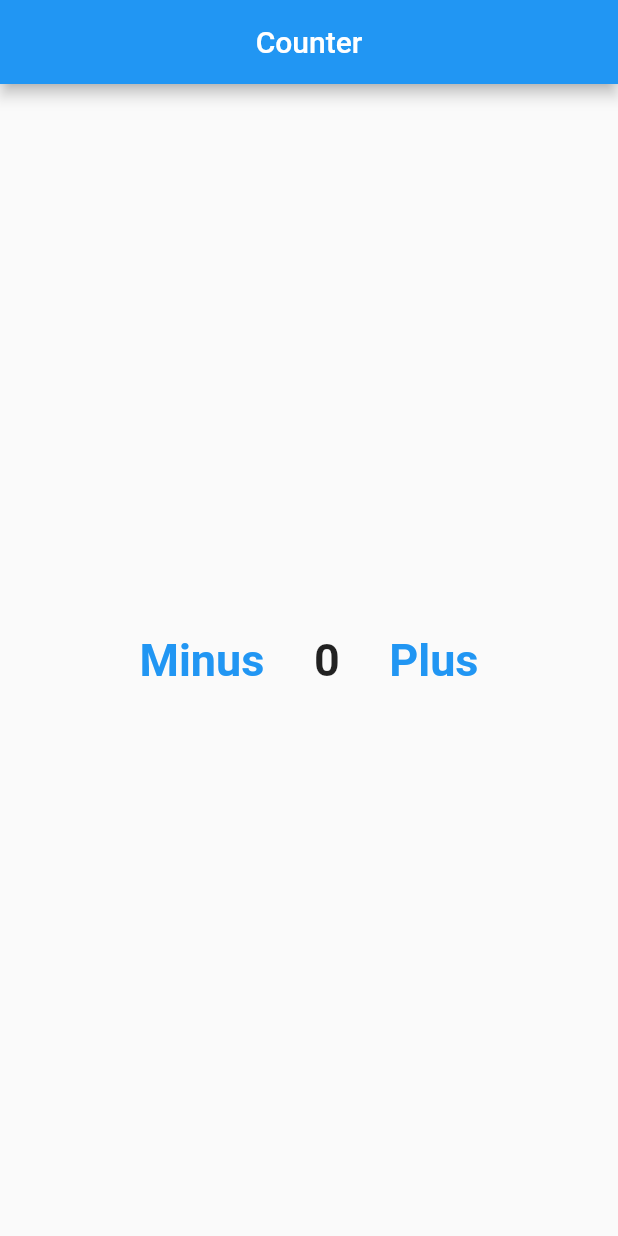
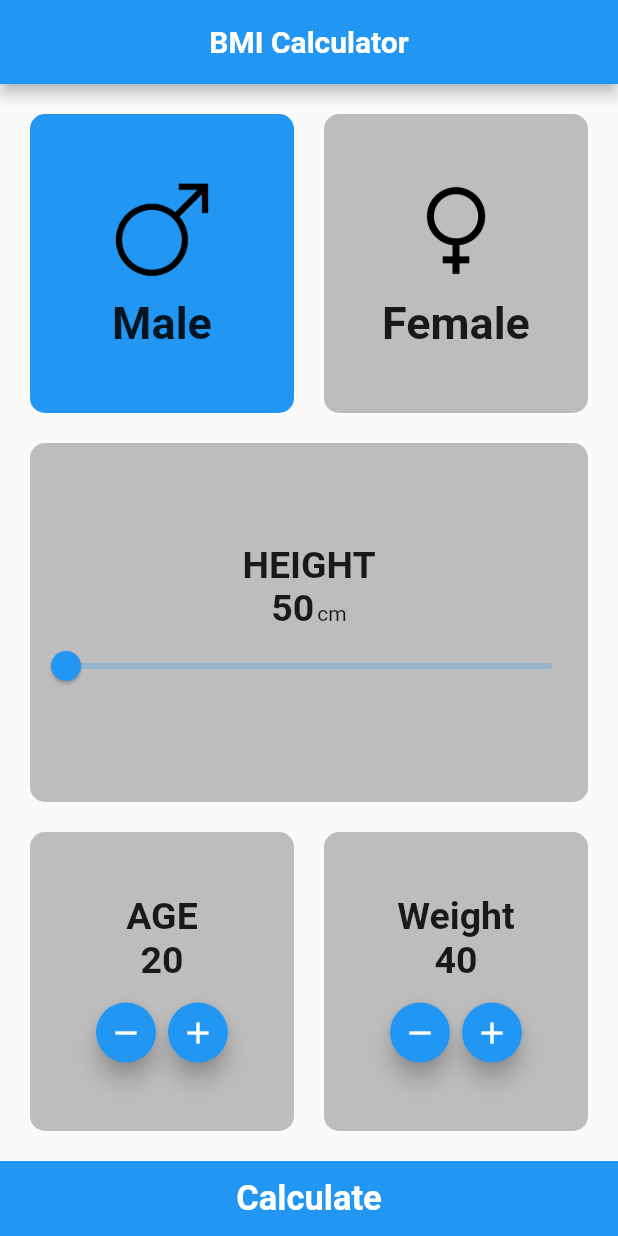
Before and after one commit to ahmedashraf722/FlutterApp, a Flutter app: the screen it shows after launch, on a phone screen of 412 x 824 dp. Run offline on Flutter 3.47's test engine with Material 2 defaults, Android fonts, the phone set to English and light mode, and no system bars.

Commit message:
BMI Calculator

```diff
--- /dev/null
+++ b/lib/bmi _calculator/bmi_calculator.dart
@@ -0,0 +1,310 @@
+import 'dart:math';
+
+import 'package:flutter/material.dart';
+import 'package:new_flutter2/bmi%20_calculator/bmi_result_screen.dart';
+
+class BmiCalculator extends StatefulWidget {
+  const BmiCalculator({Key? key}) : super(key: key);
+
+  @override
+  _BmiCalculatorState createState() => _BmiCalculatorState();
+}
+
+class _BmiCalculatorState extends State<BmiCalculator> {
+  bool isMale = true;
+  double height = 50.0;
+  int weight = 40;
+  int age = 20;
+
+  @override
+  Widget build(BuildContext context) {
+    return Scaffold(
+      appBar: AppBar(
+        title: const Text(
+          'BMI Calculator',
+          style: TextStyle(fontWeight: FontWeight.bold),
+        ),
+        centerTitle: true,
+      ),
+      body: Column(
+        children: [
+          Expanded(
+            child: Padding(
+              padding: const EdgeInsets.all(20.0),
+              child: Row(
+                children: [
+                  Expanded(
+                    child: GestureDetector(
+                      onTap: () {
+                        setState(() {
+                          isMale = true;
+                        });
+                      },
+                      child: Container(
+                        child: Column(
+                          mainAxisAlignment: MainAxisAlignment.center,
+                          children: const [
+                            Image(
+                              image: AssetImage('assets/images/male.png'),
+                              width: 70,
+                              height: 70,
+                            ),
+                            SizedBox(height: 10),
+                            Text(
+                              'Male',
+                              style: TextStyle(
+                                fontSize: 30.0,
+                                fontWeight: FontWeight.bold,
+                              ),
+                            ),
+                          ],
+                        ),
+                        decoration: BoxDecoration(
+                          color: isMale ? Colors.blue : Colors.grey[400],
+                          borderRadius:
+                              const BorderRadius.all(Radius.circular(10.0)),
+                        ),
+                      ),
+                    ),
+                  ),
+                  const SizedBox(width: 20.0),
+                  Expanded(
+                    child: GestureDetector(
+                      onTap: () {
+                        setState(() {
+                          isMale = false;
+                        });
+                      },
+                      child: Container(
+                        child: Column(
+                          mainAxisAlignment: MainAxisAlignment.center,
+                          children: const [
+                            Image(
+                              image: AssetImage('assets/images/female.png'),
+                              width: 70,
+                              height: 70,
+                            ),
+                            SizedBox(height: 10),
+                            Text(
+                              'Female',
+                              style: TextStyle(
+                                fontSize: 30.0,
+                                fontWeight: FontWeight.bold,
+                              ),
+                            )
+                          ],
+                        ),
+                        decoration: BoxDecoration(
+                          color: isMale ? Colors.grey[400] : Colors.blue,
+                          borderRadius:
+                              const BorderRadius.all(Radius.circular(10.0)),
+                        ),
+                      ),
+                    ),
+                  ),
+                ],
+              ),
+            ),
+          ),
+          Expanded(
+            child: Padding(
+              padding: const EdgeInsets.symmetric(horizontal: 20.0),
+              child: Container(
+                child: Column(
+                  mainAxisAlignment: MainAxisAlignment.center,
+                  children: [
+                    const Text(
+                      'HEIGHT',
+                      style: TextStyle(
+                        fontSize: 25.0,
+                        fontWeight: FontWeight.bold,
+                      ),
+                    ),
+                    Row(
+                      mainAxisAlignment: MainAxisAlignment.center,
+                      crossAxisAlignment: CrossAxisAlignment.baseline,
+                      textBaseline: TextBaseline.alphabetic,
+                      children: [
+                        Text(
+                          '${height.round()}',
+                          style: const TextStyle(
+                            fontSize: 25.0,
+                            fontWeight: FontWeight.bold,
+                          ),
+                        ),
+                        const SizedBox(width: 2.0),
+                        const Text('cm'),
+                      ],
+                    ),
+                    Slider(
+                      autofocus: true,
+                      value: height,
+                      min: 50.0,
+                      max: 220.0,
+                      onChanged: (double value) {
+                        setState(() {
+                          height = value;
+                        });
+                      },
+                    ),
+                  ],
+                ),
+                decoration: BoxDecoration(
+                  color: Colors.grey[400],
+                  borderRadius: const BorderRadius.all(Radius.circular(10.0)),
+                ),
+              ),
+            ),
+          ),
+          Expanded(
+            child: Padding(
+              padding: const EdgeInsets.all(20.0),
+              child: Row(
+                children: [
+                  Expanded(
+                    child: Container(
+                      child: Column(
+                        mainAxisAlignment: MainAxisAlignment.center,
+                        children: [
+                          const Text(
+                            'AGE',
+                            style: TextStyle(
+                              fontSize: 25.0,
+                              fontWeight: FontWeight.bold,
+                            ),
+                          ),
+                          Text(
+                            '$age',
+                            style: const TextStyle(
+                              fontSize: 25.0,
+                              fontWeight: FontWeight.bold,
+                            ),
+                          ),
+                          const SizedBox(height: 10.0),
+                          Row(
+                            mainAxisAlignment: MainAxisAlignment.center,
+                            children: [
+                              FloatingActionButton(
+                                onPressed: () {
+                                  setState(() {
+                                    age--;
+                                  });
+                                },
+                                heroTag: 'age--',
+                                mini: true,
+                                child: const Icon(Icons.remove),
+                              ),
+                              FloatingActionButton(
+                                onPressed: () {
+                                  setState(() {
+                                    age++;
+                                  });
+                                },
+                                heroTag: 'age++',
+                                mini: true,
+                                child: const Icon(Icons.add),
+                              ),
+                            ],
+                          ),
+                        ],
+                      ),
+                      decoration: BoxDecoration(
+                        color: Colors.grey[400],
+                        borderRadius:
+                            const BorderRadius.all(Radius.circular(10.0)),
+                      ),
+                    ),
+                  ),
+                  const SizedBox(width: 20.0),
+                  Expanded(
+                    child: Container(
+                      child: Column(
+                        mainAxisAlignment: MainAxisAlignment.center,
+                        children: [
+                          const Text(
+                            'Weight',
+                            style: TextStyle(
+                              fontSize: 25.0,
+                              fontWeight: FontWeight.bold,
+                            ),
+                          ),
+                          Text(
+                            '$weight',
+                            style: const TextStyle(
+                              fontSize: 25.0,
+                              fontWeight: FontWeight.bold,
+                            ),
+                          ),
+                          const SizedBox(height: 10.0),
+                          Row(
+                            mainAxisAlignment: MainAxisAlignment.center,
+                            children: [
+                              FloatingActionButton(
+                                onPressed: () {
+                                  setState(() {
+                                    weight--;
+                                  });
+                                },
+                                heroTag: 'weight--',
+                                mini: true,
+                                child: const Icon(Icons.remove),
+                              ),
+                              FloatingActionButton(
+                                onPressed: () {
+                                  setState(() {
+                                    weight++;
+                                  });
+                                },
+                                heroTag: 'weight++',
+                                mini: true,
+                                child: const Icon(Icons.add),
+                              ),
+                            ],
+                          ),
+                        ],
+                      ),
+                      decoration: BoxDecoration(
+                        color: Colors.grey[400],
+                        borderRadius:
+                            const BorderRadius.all(Radius.circular(10.0)),
+                      ),
+                    ),
+                  ),
+                ],
+              ),
+            ),
+          ),
+          Container(
+            width: double.infinity,
+            color: Colors.blue,
+            child: MaterialButton(
+              height: 50.0,
+              onPressed: () {
+                double result = weight / pow(height / 100, 2);
+                //print(result.round());
+                Navigator.push(
+                  context,
+                  MaterialPageRoute(builder: (_) {
+                    return BmiResult(
+                      isMale: isMale,
+                      result: result.round(),
+                      age: age,
+                    );
+                  }),
+                );
+              },
+              child: const Text(
+                'Calculate',
+                style: TextStyle(
+                  color: Colors.white,
+                  fontWeight: FontWeight.bold,
+                  fontSize: 23.0,
+                ),
+              ),
+            ),
+          ),
+        ],
+      ),
+    );
+  }
+}
--- /dev/null
+++ b/lib/bmi _calculator/bmi_result_screen.dart
@@ -0,0 +1,67 @@
+import 'package:flutter/material.dart';
+
+class BmiResult extends StatefulWidget {
+  final int result;
+  final bool isMale;
+  final int age;
+
+  const BmiResult({
+    Key? key,
+    required this.result,
+    required this.isMale,
+    required this.age,
+  }) : super(key: key);
+
+  @override
+  _BmiResultState createState() => _BmiResultState();
+}
+
+class _BmiResultState extends State<BmiResult> {
+  @override
+  Widget build(BuildContext context) {
+    return Scaffold(
+      appBar: AppBar(
+        leading: IconButton(
+          onPressed: () {
+            Navigator.pop(context);
+          },
+          icon: const Icon(Icons.arrow_back_ios),
+        ),
+        title: const Text(
+          'BMI RESULT',
+          style: TextStyle(fontWeight: FontWeight.bold),
+        ),
+        centerTitle: true,
+      ),
+      body: Center(
+        child: Column(
+          crossAxisAlignment: CrossAxisAlignment.start,
+          mainAxisAlignment: MainAxisAlignment.center,
+          children: [
+            Text(
+              'Gender : ${widget.isMale ? 'Male' : 'Female'} ',
+              style: const TextStyle(
+                fontWeight: FontWeight.bold,
+                fontSize: 30.0,
+              ),
+            ),
+            Text(
+              'Result : ${widget.result}',
+              style: const TextStyle(
+                fontWeight: FontWeight.bold,
+                fontSize: 30.0,
+              ),
+            ),
+            Text(
+              'Age : ${widget.age}',
+              style: const TextStyle(
+                fontWeight: FontWeight.bold,
+                fontSize: 30.0,
+              ),
+            ),
+          ],
+        ),
+      ),
+    );
+  }
+}
--- a/lib/main.dart
+++ b/lib/main.dart
@@ -1,5 +1,5 @@
 import 'package:flutter/material.dart';
-import 'package:new_flutter2/counter_screen.dart';
+import 'package:new_flutter2/bmi%20_calculator/bmi_calculator.dart';
 
 void main() {
   WidgetsFlutterBinding.ensureInitialized();
@@ -12,7 +12,7 @@ class MyApp extends StatelessWidget {
   @override
   Widget build(BuildContext context) {
     return const MaterialApp(
-      home: CounterScreen(),
+      home: BmiCalculator(),
     );
   }
 }
--- a/pubspec.yaml
+++ b/pubspec.yaml
@@ -65,8 +65,8 @@ flutter:
   uses-material-design: true
 
   # To add assets to your application, add an assets section, like this:
-  # assets:
-  #   - images/a_dot_burr.jpeg
+  assets:
+    - assets/images/
   #   - images/a_dot_ham.jpeg
 
   # An image asset can refer to one or more resolution-specific "variants", see
```
Also changed, not shown: assets/images/female.png (added), assets/images/male.png (added).
